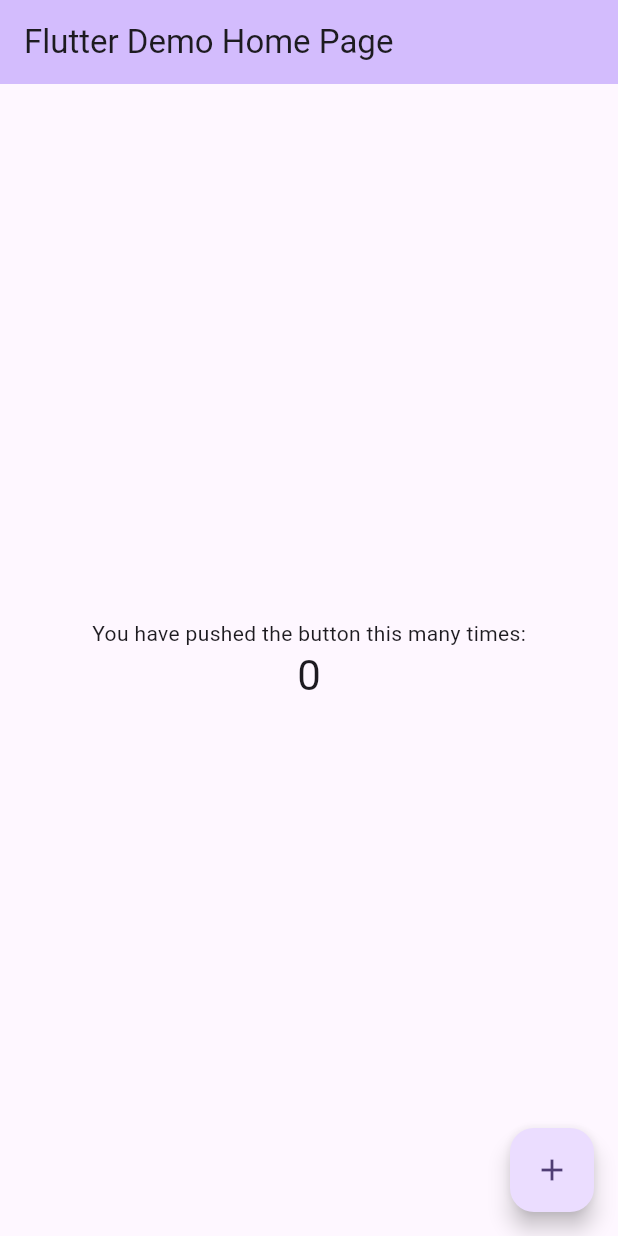
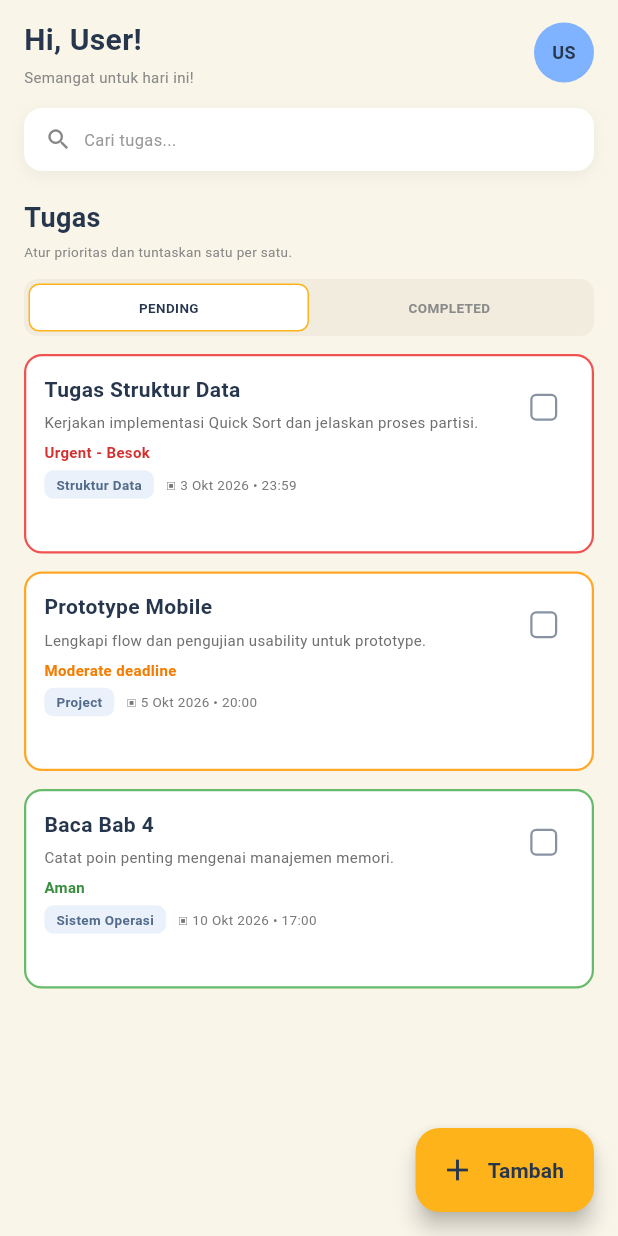
Before and after one commit to dinda-agustina/ingeteen-app, a Flutter app: the screen it shows after launch, on a phone screen of 412 x 824 dp. Run offline on Flutter 3.47's test engine with Material 3 defaults, Android fonts, the phone set to English and light mode, and no system bars.

Commit message:
feat: implement FE1 task card and dummy data

```diff
--- /dev/null
+++ b/lib/data/dummy_tasks.dart
@@ -0,0 +1,43 @@
+import '../models/task.dart';
+
+final List<Task> dummyTasks = [
+  Task(
+    title: 'Tugas Struktur Data',
+    description:
+        'Kerjakan implementasi Quick Sort dan jelaskan proses partisi.',
+    priority: 'Urgent - Besok',
+    label: 'Struktur Data',
+    deadline: '3 Okt 2026 • 23:59',
+    completed: false,
+  ),
+
+  Task(
+    title: 'Prototype Mobile',
+    description:
+        'Lengkapi flow dan pengujian usability untuk prototype.',
+    priority: 'Moderate deadline',
+    label: 'Project',
+    deadline: '5 Okt 2026 • 20:00',
+    completed: false,
+  ),
+
+  Task(
+    title: 'Baca Bab 4',
+    description:
+        'Catat poin penting mengenai manajemen memori.',
+    priority: 'Aman',
+    label: 'Sistem Operasi',
+    deadline: '10 Okt 2026 • 17:00',
+    completed: false,
+  ),
+
+  Task(
+    title: 'Latihan Matriks',
+    description:
+        'Selesaikan latihan matriks dan kumpulkan hasilnya.',
+    priority: 'Completed',
+    label: 'Kalkulus',
+    deadline: '1 Okt 2026 • 18:00',
+    completed: true,
+  ),
+];
--- a/lib/main.dart
+++ b/lib/main.dart
@@ -1,122 +1,25 @@
 import 'package:flutter/material.dart';
+import 'screens/home_screen.dart';
 
 void main() {
-  runApp(const MyApp());
+  runApp(const TaskManagerApp());
 }
 
-class MyApp extends StatelessWidget {
-  const MyApp({super.key});
+class TaskManagerApp extends StatelessWidget {
+  const TaskManagerApp({super.key});
 
-  // This widget is the root of your application.
   @override
   Widget build(BuildContext context) {
     return MaterialApp(
-      title: 'Flutter Demo',
+      debugShowCheckedModeBanner: false,
+      title: 'IngeTeen',
       theme: ThemeData(
-        // This is the theme of your application.
-        //
-        // TRY THIS: Try running your application with "flutter run". You'll see
-        // the application has a purple toolbar. Then, without quitting the app,
-        // try changing the seedColor in the colorScheme below to Colors.green
-        // and then invoke "hot reload" (save your changes or press the "hot
-        // reload" button in a Flutter-supported IDE, or press "r" if you used
-        // the command line to start the app).
-        //
-        // Notice that the counter didn't reset back to zero; the application
-        // state is not lost during the reload. To reset the state, use hot
-        // restart instead.
-        //
-        // This works for code too, not just values: Most code changes can be
-        // tested with just a hot reload.
-        colorScheme: .fromSeed(seedColor: Colors.deepPurple),
+        useMaterial3: true,
+        colorScheme: ColorScheme.fromSeed(
+          seedColor: Colors.blue,
+        ),
       ),
-      home: const MyHomePage(title: 'Flutter Demo Home Page'),
+      home: const HomeScreen(),
     );
   }
 }
-
-class MyHomePage extends StatefulWidget {
-  const MyHomePage({super.key, required this.title});
-
-  // This widget is the home page of your application. It is stateful, meaning
-  // that it has a State object (defined below) that contains fields that affect
-  // how it looks.
-
-  // This class is the configuration for the state. It holds the values (in this
-  // case the title) provided by the parent (in this case the App widget) and
-  // used by the build method of the State. Fields in a Widget subclass are
-  // always marked "final".
-
-  final String title;
-
-  @override
-  State<MyHomePage> createState() => _MyHomePageState();
-}
-
-class _MyHomePageState extends State<MyHomePage> {
-  int _counter = 0;
-
-  void _incrementCounter() {
-    setState(() {
-      // This call to setState tells the Flutter framework that something has
-      // changed in this State, which causes it to rerun the build method below
-      // so that the display can reflect the updated values. If we changed
-      // _counter without calling setState(), then the build method would not be
-      // called again, and so nothing would appear to happen.
-      _counter++;
-    });
-  }
-
-  @override
-  Widget build(BuildContext context) {
-    // This method is rerun every time setState is called, for instance as done
-    // by the _incrementCounter method above.
-    //
-    // The Flutter framework has been optimized to make rerunning build methods
-    // fast, so that you can just rebuild anything that needs updating rather
-    // than having to individually change instances of widgets.
-    return Scaffold(
-      appBar: AppBar(
-        // TRY THIS: Try changing the color here to a specific color (to
-        // Colors.amber, perhaps?) and trigger a hot reload to see the AppBar
-        // change color while the other colors stay the same.
-        backgroundColor: Theme.of(context).colorScheme.inversePrimary,
-        // Here we take the value from the MyHomePage object that was created by
-        // the App.build method, and use it to set our appbar title.
-        title: Text(widget.title),
-      ),
-      body: Center(
-        // Center is a layout widget. It takes a single child and positions it
-        // in the middle of the parent.
-        child: Column(
-          // Column is also a layout widget. It takes a list of children and
-          // arranges them vertically. By default, it sizes itself to fit its
-          // children horizontally, and tries to be as tall as its parent.
-          //
-          // Column has various properties to control how it sizes itself and
-          // how it positions its children. Here we use mainAxisAlignment to
-          // center the children vertically; the main axis here is the vertical
-          // axis because Columns are vertical (the cross axis would be
-          // horizontal).
-          //
-          // TRY THIS: Invoke "debug painting" (choose the "Toggle Debug Paint"
-          // action in the IDE, or press "p" in the console), to see the
-          // wireframe for each widget.
-          mainAxisAlignment: .center,
-          children: [
-            const Text('You have pushed the button this many times:'),
-            Text(
-              '$_counter',
-              style: Theme.of(context).textTheme.headlineMedium,
-            ),
-          ],
-        ),
-      ),
-      floatingActionButton: FloatingActionButton(
-        onPressed: _incrementCounter,
-        tooltip: 'Increment',
-        child: const Icon(Icons.add),
-      ),
-    );
-  }
-}
--- /dev/null
+++ b/lib/models/task.dart
@@ -0,0 +1,17 @@
+class Task {
+  final String title;
+  final String description;
+  final String priority;
+  final String label;
+  final String deadline;
+  bool completed;
+
+  Task({
+    required this.title,
+    required this.description,
+    required this.priority,
+    required this.label,
+    required this.deadline,
+    this.completed = false,
+  });
+}
--- /dev/null
+++ b/lib/screens/home_screen.dart
@@ -0,0 +1,250 @@
+import 'package:flutter/material.dart';
+import '../data/dummy_tasks.dart';
+import '../widgets/task_card.dart';
+
+class HomeScreen extends StatefulWidget {
+  const HomeScreen({super.key});
+
+  @override
+  State<HomeScreen> createState() => _HomeScreenState();
+}
+
+class _HomeScreenState extends State<HomeScreen> {
+  int selectedTab = 0;
+
+  @override
+  Widget build(BuildContext context) {
+    final pendingTasks =
+        dummyTasks.where((task) => !task.completed).toList();
+
+    final completedTasks =
+        dummyTasks.where((task) => task.completed).toList();
+
+    final displayedTasks =
+        selectedTab == 0 ? pendingTasks : completedTasks;
+
+    return Scaffold(
+      backgroundColor: const Color(0xFFF9F5E9),
+
+      body: SafeArea(
+        child: Padding(
+          padding: const EdgeInsets.symmetric(
+            horizontal: 16,
+            vertical: 12,
+          ),
+
+          child: Column(
+            crossAxisAlignment: CrossAxisAlignment.start,
+            children: [
+              // HEADER
+              Row(
+                children: [
+                  const Expanded(
+                    child: Column(
+                      crossAxisAlignment: CrossAxisAlignment.start,
+                      children: [
+                        Text(
+                          'Hi, User!',
+                          style: TextStyle(
+                            fontSize: 20,
+                            fontWeight: FontWeight.bold,
+                            color: Color(0xFF26364D),
+                          ),
+                        ),
+                        SizedBox(height: 3),
+                        Text(
+                          'Semangat untuk hari ini!',
+                          style: TextStyle(
+                            fontSize: 10,
+                            color: Color(0xFF888888),
+                          ),
+                        ),
+                      ],
+                    ),
+                  ),
+
+                  Container(
+                    width: 40,
+                    height: 40,
+                    decoration: const BoxDecoration(
+                      color: Color(0xFF7FB3FF),
+                      shape: BoxShape.circle,
+                    ),
+                    child: const Center(
+                      child: Text(
+                        'US',
+                        style: TextStyle(
+                          fontSize: 12,
+                          fontWeight: FontWeight.bold,
+                          color: Color(0xFF26364D),
+                        ),
+                      ),
+                    ),
+                  ),
+                ],
+              ),
+
+              const SizedBox(height: 14),
+
+              // SEARCH
+              Container(
+                height: 42,
+                padding: const EdgeInsets.symmetric(
+                  horizontal: 14,
+                ),
+                decoration: BoxDecoration(
+                  color: Colors.white,
+                  borderRadius: BorderRadius.circular(12),
+                  boxShadow: [
+                    BoxShadow(
+                      color: Colors.black.withValues(alpha: 0.05),
+                      blurRadius: 8,
+                      offset: const Offset(0, 3),
+                    ),
+                  ],
+                ),
+                child: const Row(
+                  children: [
+                    Icon(
+                      Icons.search,
+                      size: 18,
+                      color: Color(0xFF888888),
+                    ),
+                    SizedBox(width: 8),
+                    Text(
+                      'Cari tugas...',
+                      style: TextStyle(
+                        fontSize: 11,
+                        color: Color(0xFF999999),
+                      ),
+                    ),
+                  ],
+                ),
+              ),
+
+              const SizedBox(height: 18),
+
+              const Text(
+                'Tugas',
+                style: TextStyle(
+                  fontSize: 18,
+                  fontWeight: FontWeight.bold,
+                  color: Color(0xFF26364D),
+                ),
+              ),
+
+              const SizedBox(height: 3),
+
+              const Text(
+                'Atur prioritas dan tuntaskan satu per satu.',
+                style: TextStyle(
+                  fontSize: 9,
+                  color: Color(0xFF888888),
+                ),
+              ),
+
+              const SizedBox(height: 12),
+
+              // TAB
+              Container(
+                height: 38,
+                padding: const EdgeInsets.all(3),
+                decoration: BoxDecoration(
+                  color: const Color(0xFFF1ECDD),
+                  borderRadius: BorderRadius.circular(9),
+                ),
+                child: Row(
+                  children: [
+                    Expanded(
+                      child: _buildTab(
+                        'PENDING',
+                        0,
+                      ),
+                    ),
+                    Expanded(
+                      child: _buildTab(
+                        'COMPLETED',
+                        1,
+                      ),
+                    ),
+                  ],
+                ),
+              ),
+
+              const SizedBox(height: 12),
+
+              // TASK LIST
+              Expanded(
+                child: ListView.builder(
+                  itemCount: displayedTasks.length,
+                  itemBuilder: (context, index) {
+                    final task = displayedTasks[index];
+
+                    return TaskCard(
+                      task: task,
+                      onChanged: () {
+                        setState(() {
+                          task.completed = !task.completed;
+                        });
+                      },
+                    );
+                  },
+                ),
+              ),
+            ],
+          ),
+        ),
+      ),
+
+      floatingActionButton: FloatingActionButton.extended(
+        onPressed: () {},
+        backgroundColor: const Color(0xFFFFB31A),
+        foregroundColor: const Color(0xFF26364D),
+        icon: const Icon(Icons.add),
+        label: const Text(
+          'Tambah',
+          style: TextStyle(
+            fontWeight: FontWeight.bold,
+          ),
+        ),
+      ),
+    );
+  }
+
+  Widget _buildTab(String title, int index) {
+    final selected = selectedTab == index;
+
+    return GestureDetector(
+      onTap: () {
+        setState(() {
+          selectedTab = index;
+        });
+      },
+      child: Container(
+        decoration: BoxDecoration(
+          color: selected
+              ? Colors.white
+              : Colors.transparent,
+          borderRadius: BorderRadius.circular(7),
+          border: selected
+              ? Border.all(
+                  color: const Color(0xFFFFB31A),
+                )
+              : null,
+        ),
+        child: Center(
+          child: Text(
+            title,
+            style: TextStyle(
+              fontSize: 9,
+              fontWeight: FontWeight.bold,
+              color: selected
+                  ? const Color(0xFF26364D)
+                  : const Color(0xFF8A8A8A),
+            ),
+          ),
+        ),
+      ),
+    );
+  }
+}
--- /dev/null
+++ b/lib/widgets/task_card.dart
@@ -0,0 +1,176 @@
+import 'package:flutter/material.dart';
+import '../models/task.dart';
+
+class TaskCard extends StatelessWidget {
+  final Task task;
+  final VoidCallback onChanged;
+
+  const TaskCard({
+    super.key,
+    required this.task,
+    required this.onChanged,
+  });
+
+  Color _getBorderColor() {
+    if (task.completed) {
+      return Colors.green.shade400;
+    }
+
+    if (task.priority.contains('Urgent')) {
+      return Colors.red.shade400;
+    }
+
+    if (task.priority.contains('Moderate')) {
+      return Colors.orange.shade400;
+    }
+
+    return Colors.green.shade400;
+  }
+
+  Color _getPriorityColor() {
+    if (task.completed) {
+      return Colors.green.shade700;
+    }
+
+    if (task.priority.contains('Urgent')) {
+      return Colors.red.shade700;
+    }
+
+    if (task.priority.contains('Moderate')) {
+      return Colors.orange.shade700;
+    }
+
+    return Colors.green.shade700;
+  }
+
+  @override
+  Widget build(BuildContext context) {
+    final borderColor = _getBorderColor();
+    final priorityColor = _getPriorityColor();
+
+    return Container(
+      margin: const EdgeInsets.only(bottom: 12),
+      decoration: BoxDecoration(
+        color: Colors.white,
+        borderRadius: BorderRadius.circular(12),
+        border: Border.all(
+          color: borderColor,
+          width: 1.5,
+        ),
+      ),
+      child: SizedBox(
+        height: 130,
+        child: Stack(
+          children: [
+            Padding(
+              padding: const EdgeInsets.fromLTRB(
+                12,
+                12,
+                44,
+                10,
+              ),
+              child: Column(
+                crossAxisAlignment: CrossAxisAlignment.start,
+                children: [
+                  Text(
+                    task.title,
+                    maxLines: 1,
+                    overflow: TextOverflow.ellipsis,
+                    style: TextStyle(
+                      fontSize: 14,
+                      fontWeight: FontWeight.bold,
+                      color: const Color(0xFF26364D),
+                      decoration: task.completed
+                          ? TextDecoration.lineThrough
+                          : TextDecoration.none,
+                    ),
+                  ),
+
+                  const SizedBox(height: 5),
+
+                  Text(
+                    task.description,
+                    maxLines: 2,
+                    overflow: TextOverflow.ellipsis,
+                    style: const TextStyle(
+                      fontSize: 10,
+                      color: Color(0xFF6F6F6F),
+                    ),
+                  ),
+
+                  const SizedBox(height: 6),
+
+                  Text(
+                    task.priority,
+                    style: TextStyle(
+                      fontSize: 10,
+                      fontWeight: FontWeight.bold,
+                      color: priorityColor,
+                    ),
+                  ),
+
+                  const SizedBox(height: 5),
+
+                  Row(
+                    children: [
+                      Container(
+                        padding: const EdgeInsets.symmetric(
+                          horizontal: 8,
+                          vertical: 3,
+                        ),
+                        decoration: BoxDecoration(
+                          color: const Color(0xFFEAF1FA),
+                          borderRadius: BorderRadius.circular(6),
+                        ),
+                        child: Text(
+                          task.label,
+                          style: const TextStyle(
+                            fontSize: 9,
+                            color: Color(0xFF526B8A),
+                            fontWeight: FontWeight.w600,
+                          ),
+                        ),
+                      ),
+
+                      const SizedBox(width: 8),
+
+                      Expanded(
+                        child: Text(
+                          '▣ ${task.deadline}',
+                          style: const TextStyle(
+                            fontSize: 9,
+                            color: Color(0xFF777777),
+                          ),
+                          overflow: TextOverflow.ellipsis,
+                        ),
+                      ),
+                    ],
+                  ),
+                ],
+              ),
+            ),
+
+            Positioned(
+              top: 10,
+              right: 8,
+              child: Checkbox(
+                value: task.completed,
+                onChanged: (_) {
+                  onChanged();
+                },
+                activeColor: const Color(0xFF26364D),
+                side: const BorderSide(
+                  color: Color(0xFF8793A3),
+                  width: 1.5,
+                ),
+                shape: RoundedRectangleBorder(
+                  borderRadius: BorderRadius.circular(4),
+                ),
+              ),
+            ),
+          ],
+        ),
+      ),
+    );
+  }
+}
```
Also changed, not shown: 1 other file.
